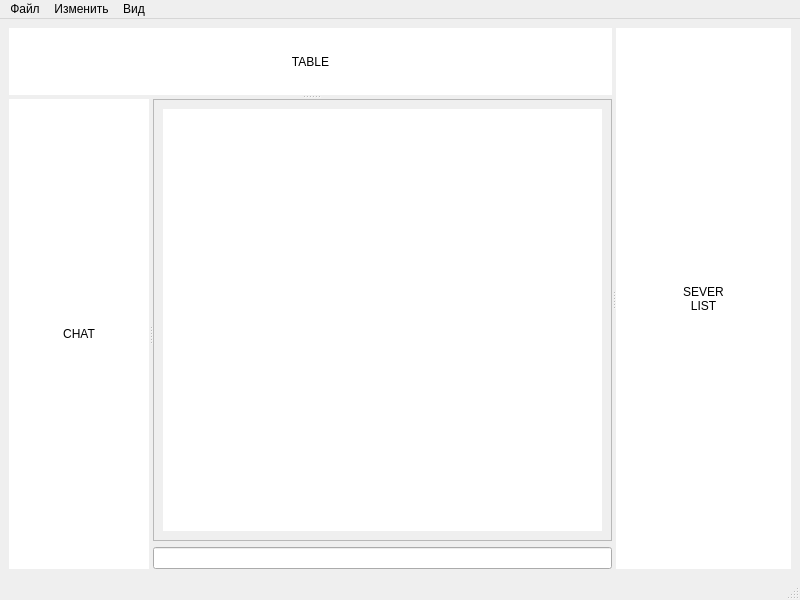
Before: the Qt Designer form mainwindow.ui in Akamiblade1297/CardsGame_Client, drawn with Qt 5.
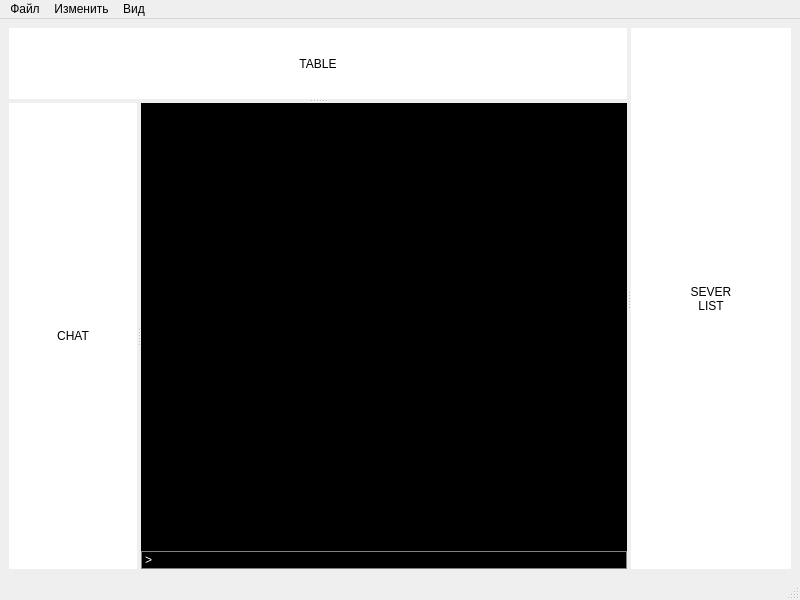
After: the same form once the commit is applied. Icons and pictures are not drawn.

Commit message: Protocol commands for console and some bug fixes

What changed in the file:
```diff
--- a/mainwindow.ui
+++ b/mainwindow.ui
@@ -78,19 +78,38 @@
          </layout>
         </widget>
         <widget class="QWidget" name="Console" native="true">
-         <layout class="QGridLayout" name="gridLayout">
-          <item row="0" column="0">
+         <property name="styleSheet">
+          <string notr="true">QWidget {
+	background-color: black;
+	color: white;
+	border: 0px;
+}</string>
+         </property>
+         <layout class="QVBoxLayout" name="verticalLayout">
+          <item>
            <widget class="QScrollArea" name="ConsoleScrollArea">
+            <property name="verticalScrollBarPolicy">
+             <enum>Qt::ScrollBarPolicy::ScrollBarAsNeeded</enum>
+            </property>
+            <property name="horizontalScrollBarPolicy">
+             <enum>Qt::ScrollBarPolicy::ScrollBarAlwaysOff</enum>
+            </property>
+            <property name="sizeAdjustPolicy">
+             <enum>QAbstractScrollArea::SizeAdjustPolicy::AdjustIgnored</enum>
+            </property>
             <property name="widgetResizable">
              <bool>true</bool>
             </property>
+            <property name="alignment">
+             <set>Qt::AlignmentFlag::AlignLeading|Qt::AlignmentFlag::AlignLeft|Qt::AlignmentFlag::AlignVCenter</set>
+            </property>
             <widget class="QWidget" name="ConsoleScrollAreaWidgetContents">
              <property name="geometry">
               <rect>
                <x>0</x>
                <y>0</y>
-               <width>304</width>
-               <height>211</height>
+               <width>404</width>
+               <height>356</height>
               </rect>
              </property>
              <layout class="QGridLayout" name="gridLayout_6">
@@ -108,8 +127,52 @@
             </widget>
            </widget>
           </item>
-          <item row="1" column="0">
-           <widget class="QLineEdit" name="ConsoleIn"/>
+          <item>
+           <widget class="QWidget" name="ConsoleInLayout" native="true">
+            <property name="autoFillBackground">
+             <bool>false</bool>
+            </property>
+            <property name="styleSheet">
+             <string notr="true">QObject {
+	background-color: black;
+	color: white;
+	border: 1px solid grey;
+}
+QLabel {
+	border-right: 0px;
+}
+QLineEdit {
+	border-left: 0px;
+}</string>
+            </property>
+            <layout class="QHBoxLayout" name="horizontalLayout">
+             <property name="spacing">
+              <number>0</number>
+             </property>
+             <property name="leftMargin">
+              <number>0</number>
+             </property>
+             <property name="topMargin">
+              <number>0</number>
+             </property>
+             <property name="rightMargin">
+              <number>0</number>
+             </property>
+             <property name="bottomMargin">
+              <number>0</number>
+             </property>
+             <item>
+              <widget class="QLabel" name="prompt">
+               <property name="text">
+                <string>&gt; </string>
+               </property>
+              </widget>
+             </item>
+             <item>
+              <widget class="QLineEdit" name="ConsoleIn"/>
+             </item>
+            </layout>
+           </widget>
           </item>
          </layout>
         </widget>
```
Left out of the diff: 3 changed lines with no effect on the pictures. The commit also changes 12 other files.
